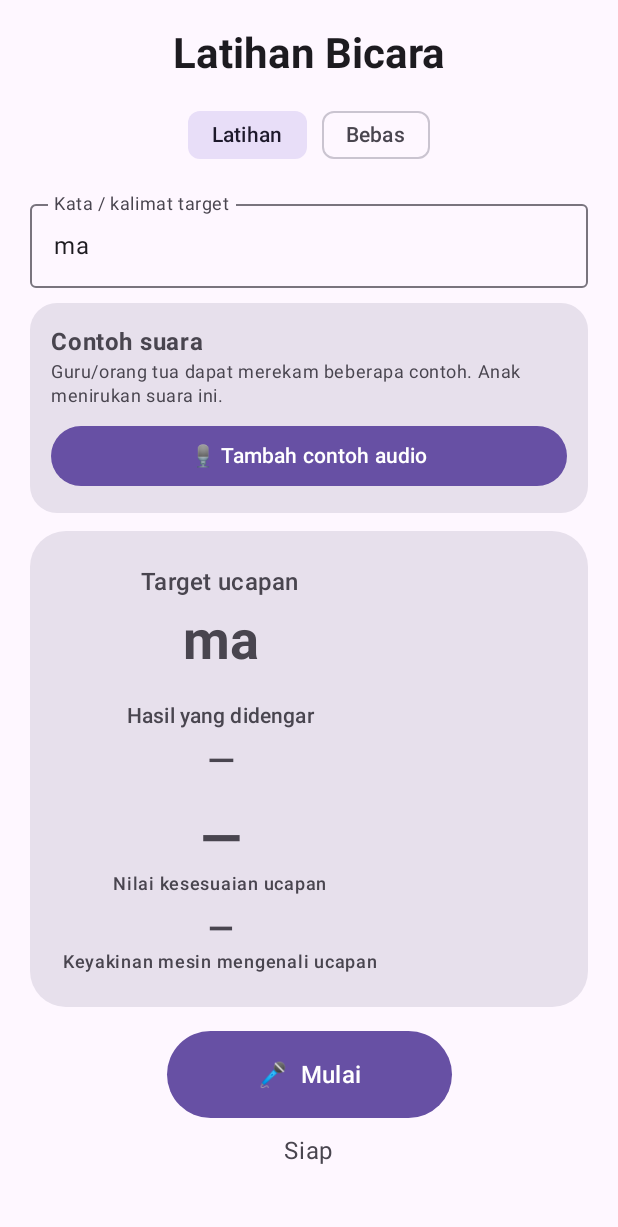
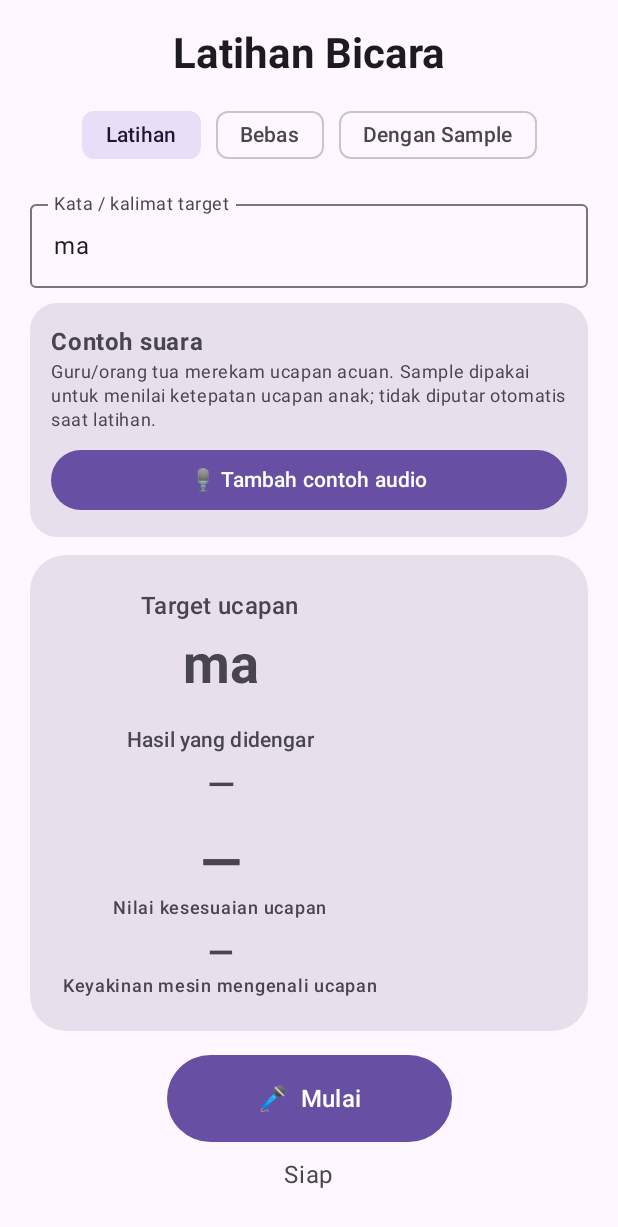
Before and after one commit to isana-banana/kamus-isyarat, an Android app built with Jetpack Compose: the screen it shows after launch (MainActivity), on a phone screen of 412 x 824 dp. Shown: the top 1227 px of the screen. Run offline under Robolectric (Android 15) with nearby library versions, the phone set to English and light mode, and no system bars.

Commit message:
Add sample practice tab and sample selection state

```diff
--- a/speech-practice/app/src/main/java/com/kamusisyarat/speechpractice/MainActivity.kt
+++ b/speech-practice/app/src/main/java/com/kamusisyarat/speechpractice/MainActivity.kt
@@ -273,7 +273,7 @@ class MainActivity : ComponentActivity() {
     }
 }
 
-private enum class Mode { PRACTICE, FREE }
+private enum class Mode { PRACTICE, FREE, SAMPLE }
 
 private data class UiState(
     val mode: Mode = Mode.PRACTICE,
@@ -284,7 +284,8 @@ private data class UiState(
     val status: String = "Siap",
     val listening: Boolean = false,
     val recordingReference: Boolean = false,
-    val references: List<AudioReference> = emptyList()
+    val references: List<AudioReference> = emptyList(),
+    val selectedReferenceId: String? = null
 )
 
 @Composable
@@ -313,6 +314,7 @@ private fun Screen(
         Row(horizontalArrangement = Arrangement.spacedBy(10.dp)) {
             FilterChip(s.mode == Mode.PRACTICE, { onMode(Mode.PRACTICE) }, label = { Text("Latihan") })
             FilterChip(s.mode == Mode.FREE, { onMode(Mode.FREE) }, label = { Text("Bebas") })
+            FilterChip(s.mode == Mode.SAMPLE, { onMode(Mode.SAMPLE) }, label = { Text("Dengan Sample") })
         }
         Spacer(Modifier.height(14.dp))
 
@@ -334,7 +336,7 @@ private fun Screen(
                 Column(Modifier.padding(14.dp)) {
                     Text("Contoh suara", fontWeight = FontWeight.Bold)
                     Text(
-                        "Guru/orang tua dapat merekam beberapa contoh. Anak menirukan suara ini.",
+                        "Guru/orang tua merekam ucapan acuan. Sample dipakai untuk menilai ketepatan ucapan anak; tidak diputar otomatis saat latihan.",
                         style = MaterialTheme.typography.bodySmall,
                         color = MaterialTheme.colorScheme.onSurfaceVariant
                     )
@@ -370,8 +372,8 @@ private fun Screen(
             colors = CardDefaults.cardColors(containerColor = MaterialTheme.colorScheme.surfaceVariant)
         ) {
             Column(Modifier.padding(22.dp), horizontalAlignment = Alignment.CenterHorizontally) {
-                Text(if (s.mode == Mode.PRACTICE) "Target ucapan" else "Ucapan bebas", style = MaterialTheme.typography.titleMedium)
-                if (s.mode == Mode.PRACTICE) {
+                Text(if (s.mode == Mode.FREE) "Ucapan bebas" else "Target ucapan", style = MaterialTheme.typography.titleMedium)
+                if (s.mode == Mode.PRACTICE || s.mode == Mode.SAMPLE) {
                     Spacer(Modifier.height(5.dp))
                     Text(s.target.ifBlank { "—" }, style = MaterialTheme.typography.displaySmall, fontWeight = FontWeight.Bold)
                 }
@@ -380,7 +382,7 @@ private fun Screen(
                 Spacer(Modifier.height(4.dp))
                 Text(if (s.result.isBlank()) "—" else "“${s.result}”", style = MaterialTheme.typography.headlineSmall, fontWeight = FontWeight.SemiBold)
                 Spacer(Modifier.height(14.dp))
-                if (s.mode == Mode.PRACTICE) {
+                if (s.mode == Mode.PRACTICE || s.mode == Mode.SAMPLE) {
                     val scoreColor = when {
                         s.score == null -> MaterialTheme.colorScheme.onSurfaceVariant
                         s.score >= 80 -> Color(0xFF2E7D32)
@@ -393,7 +395,7 @@ private fun Screen(
                         color = scoreColor,
                         fontWeight = FontWeight.Bold
                     )
-                    Text("Nilai kesesuaian ucapan", style = MaterialTheme.typography.labelMedium, color = MaterialTheme.colorScheme.onSurfaceVariant)
+                    Text(if (s.mode == Mode.SAMPLE) "Kesesuaian dengan sample + STT" else "Nilai kesesuaian ucapan", style = MaterialTheme.typography.labelMedium, color = MaterialTheme.colorScheme.onSurfaceVariant)
                     Spacer(Modifier.height(8.dp))
                 }
                 Text(if (s.confidence == null) "—" else "${s.confidence}%", style = MaterialTheme.typography.titleLarge, color = confidenceColor, fontWeight = FontWeight.Bold)
```
